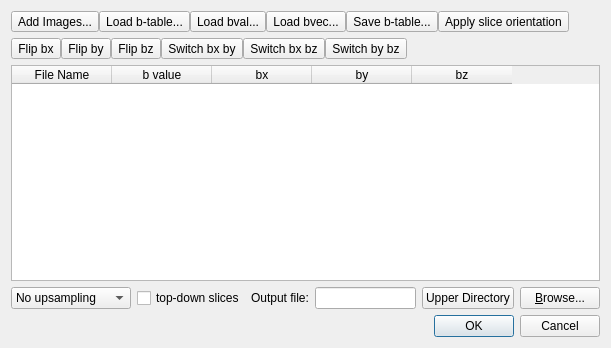
Above: dicom/dicom_parser.ui from frankyeh/DSI-Studio before the change. Below: the same form after it.
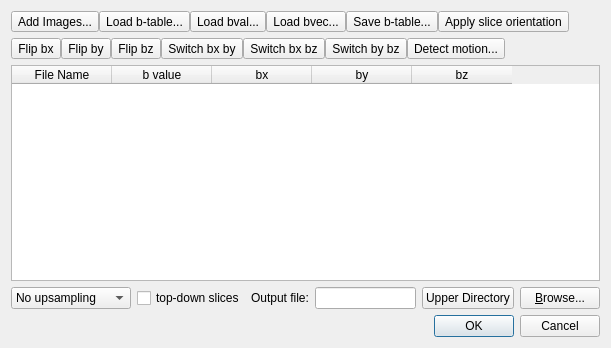
That is the form after the change.

Commit message: motion correction for DWI

Diff of the .ui file:
```diff
--- a/dicom/dicom_parser.ui
+++ b/dicom/dicom_parser.ui
@@ -142,6 +142,13 @@
          </property>
         </widget>
        </item>
+       <item>
+        <widget class="QToolButton" name="motion_correction">
+         <property name="text">
+          <string>Detect motion...</string>
+         </property>
+        </widget>
+       </item>
        <item>
         <spacer name="horizontalSpacer">
          <property name="orientation">
```
The commit also changes 11 other files.
